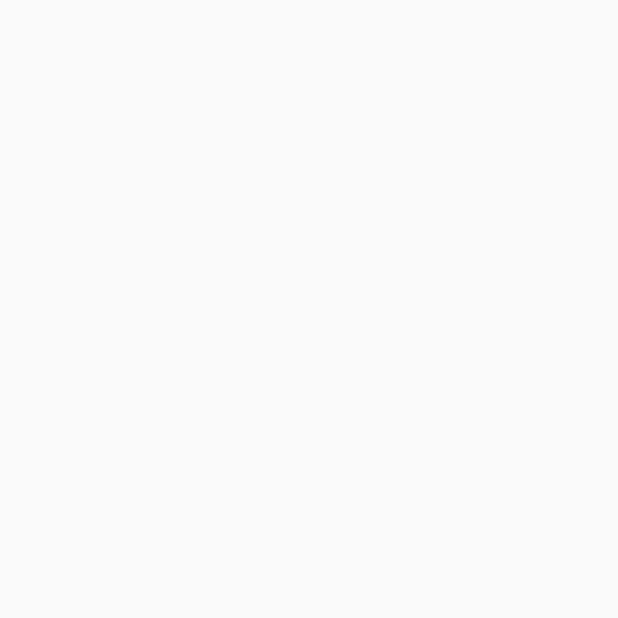
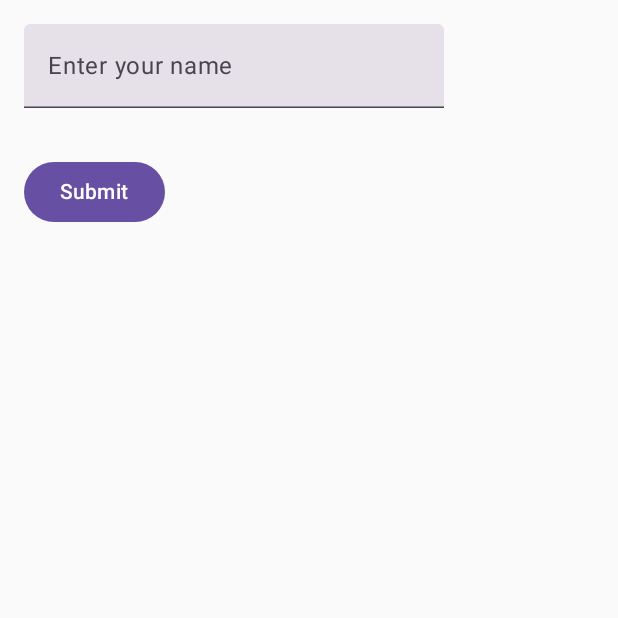
Before and after one commit to arien97/cs501-hw2-greeting, an Android app built with Jetpack Compose: the screen it shows after launch (MainActivity), on a phone screen of 412 x 824 dp, the top half of it. Before the commit the part shown is empty. Run offline under Robolectric (Android 15) with nearby library versions, the phone set to English and light mode, and no system bars.

Commit message:
added TextField, button, and greeting

```diff
--- a/app/build.gradle.kts
+++ b/app/build.gradle.kts
@@ -59,6 +59,8 @@ dependencies {
     implementation(libs.androidx.ui.graphics)
     implementation(libs.androidx.ui.tooling.preview)
     implementation(libs.androidx.material3)
+    implementation(libs.material3)
+    implementation(libs.androidx.material3.adaptive.navigation.suite)
     testImplementation(libs.junit)
     androidTestImplementation(libs.androidx.junit)
     androidTestImplementation(libs.androidx.espresso.core)
--- a/app/src/main/java/com/example/hw2greeting/MainActivity.kt
+++ b/app/src/main/java/com/example/hw2greeting/MainActivity.kt
@@ -1,26 +1,82 @@
 package com.example.hw2greeting
 
+import android.icu.text.SimpleDateFormat
 import android.os.Bundle
 import androidx.activity.ComponentActivity
 import androidx.activity.compose.setContent
 import androidx.activity.enableEdgeToEdge
+import androidx.compose.foundation.layout.Column
 import androidx.compose.foundation.layout.fillMaxSize
 import androidx.compose.foundation.layout.padding
+import androidx.compose.material3.Button
+import androidx.compose.material3.OutlinedTextField
 import androidx.compose.material3.Scaffold
 import androidx.compose.material3.Text
+import androidx.compose.material3.TextField
 import androidx.compose.runtime.Composable
+import androidx.compose.runtime.getValue
+import androidx.compose.runtime.mutableStateOf
+import androidx.compose.runtime.remember
+import androidx.compose.runtime.setValue
 import androidx.compose.ui.Modifier
 import androidx.compose.ui.tooling.preview.Preview
+import androidx.compose.ui.unit.dp
 import com.example.hw2greeting.ui.theme.HW2GreetingTheme
+import java.util.Date
+import java.util.Locale
 
 class MainActivity : ComponentActivity() {
     override fun onCreate(savedInstanceState: Bundle?) {
         super.onCreate(savedInstanceState)
         enableEdgeToEdge()
         setContent {
-
+            Greeting(modifier = Modifier)
         }
     }
+}
+
+@Composable
+fun Greeting(modifier: Modifier = Modifier) {
+    var (textValue, setText) = remember { mutableStateOf("") }
+    val onTextChange = { newText: String ->
+        setText(newText)
+    }
+    Column {
+        TextField(
+            value = textValue,
+            onValueChange = onTextChange,
+            label = { Text("Enter your name") },
+            modifier = Modifier.padding(16.dp)
+        )
+
+        var pressed by remember { mutableStateOf(false) }
+        Button(onClick = { pressed = !pressed }, modifier = Modifier.padding(16.dp)){
+            Text(text = "Submit")
+        }
+
+        if (pressed) {
+            val time = SimpleDateFormat("HH:mm", Locale.getDefault()).format(Date())
+
+            if (textValue.isNotEmpty()) {
+                Text(text = "Hello, $textValue!", modifier = Modifier.padding(16.dp))
+                val hour = time.substring(0, 2).toInt()
+                if (6 <= hour && hour < 12) {
+                    Text(text = "Good morning!", modifier = Modifier.padding(16.dp))
+                } else if (12 <= hour && hour < 18) {
+                    Text(text = "Good afternoon!", modifier = Modifier.padding(16.dp))
+                } else if (18 <= hour && hour < 24){
+                    Text(text = "Good evening!", modifier = Modifier.padding(16.dp))
+                } else {
+                    Text(text = "Good night!", modifier = Modifier.padding(16.dp))
+                }
+            }
+        }
+
+    }
+
+
+
+
 }
 
 
--- a/gradle/libs.versions.toml
+++ b/gradle/libs.versions.toml
@@ -8,9 +8,13 @@ espressoCore = "3.6.1"
 lifecycleRuntimeKtx = "2.8.5"
 activityCompose = "1.9.2"
 composeBom = "2024.04.01"
+material3 = "1.3.0"
+material3AdaptiveNavigationSuite = "1.3.0"
+material3WindowSizeClass = "1.3.0"
 
 [libraries]
 androidx-core-ktx = { group = "androidx.core", name = "core-ktx", version.ref = "coreKtx" }
+androidx-material3-adaptive-navigation-suite = { module = "androidx.compose.material3:material3-adaptive-navigation-suite", version.ref = "material3AdaptiveNavigationSuite" }
 junit = { group = "junit", name = "junit", version.ref = "junit" }
 androidx-junit = { group = "androidx.test.ext", name = "junit", version.ref = "junitVersion" }
 androidx-espresso-core = { group = "androidx.test.espresso", name = "espresso-core", version.ref = "espressoCore" }
@@ -24,6 +28,7 @@ androidx-ui-tooling-preview = { group = "androidx.compose.ui", name = "ui-toolin
 androidx-ui-test-manifest = { group = "androidx.compose.ui", name = "ui-test-manifest" }
 androidx-ui-test-junit4 = { group = "androidx.compose.ui", name = "ui-test-junit4" }
 androidx-material3 = { group = "androidx.compose.material3", name = "material3" }
+material3 = { module = "androidx.compose.material3:material3", version.ref = "material3" }
 
 [plugins]
 android-application = { id = "com.android.application", version.ref = "agp" }
```
